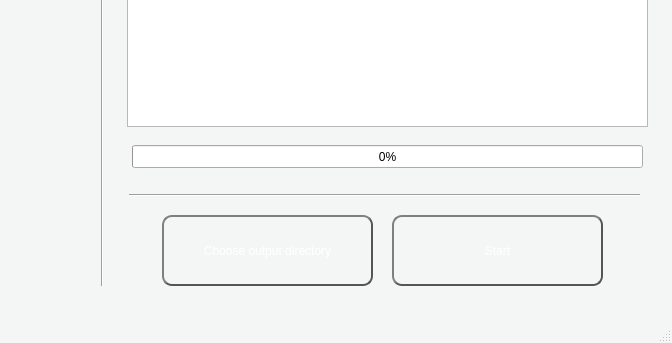
Before: the Qt Designer form PyQt/window.ui in Maximvolk/VideoToSlidesSplitter, drawn with Qt 5; both pictures show x 128 to 800 and y 255 to 598 of the 800 by 598 pixel window.
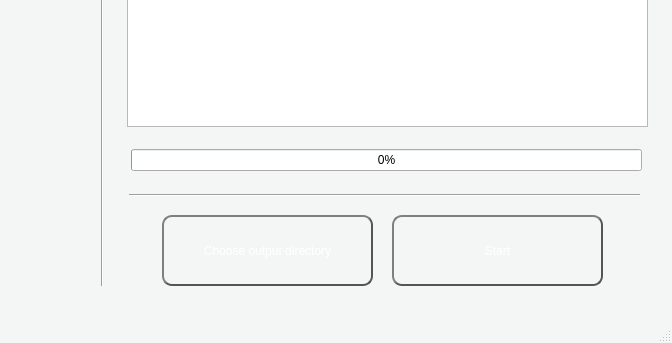
After: the same form once the commit is applied.

```diff
--- a/PyQt/window.ui
+++ b/PyQt/window.ui
@@ -27,19 +27,6 @@
 }</string>
   </property>
   <widget class="QWidget" name="centralwidget">
-   <widget class="QProgressBar" name="progressBar">
-    <property name="geometry">
-     <rect>
-      <x>260</x>
-      <y>400</y>
-      <width>511</width>
-      <height>23</height>
-     </rect>
-    </property>
-    <property name="value">
-     <number>0</number>
-    </property>
-   </widget>
    <widget class="QPushButton" name="chooseOutputDirectoryButton">
     <property name="geometry">
      <rect>
@@ -221,6 +208,25 @@
      </rect>
     </property>
    </widget>
+   <widget class="QWidget" name="horizontalLayoutWidget">
+    <property name="geometry">
+     <rect>
+      <x>259</x>
+      <y>400</y>
+      <width>511</width>
+      <height>31</height>
+     </rect>
+    </property>
+    <layout class="QHBoxLayout" name="horizontalLayout">
+     <item>
+      <widget class="QProgressBar" name="progressBar">
+       <property name="value">
+        <number>0</number>
+       </property>
+      </widget>
+     </item>
+    </layout>
+   </widget>
   </widget>
   <widget class="QMenuBar" name="menubar">
    <property name="geometry">
```
